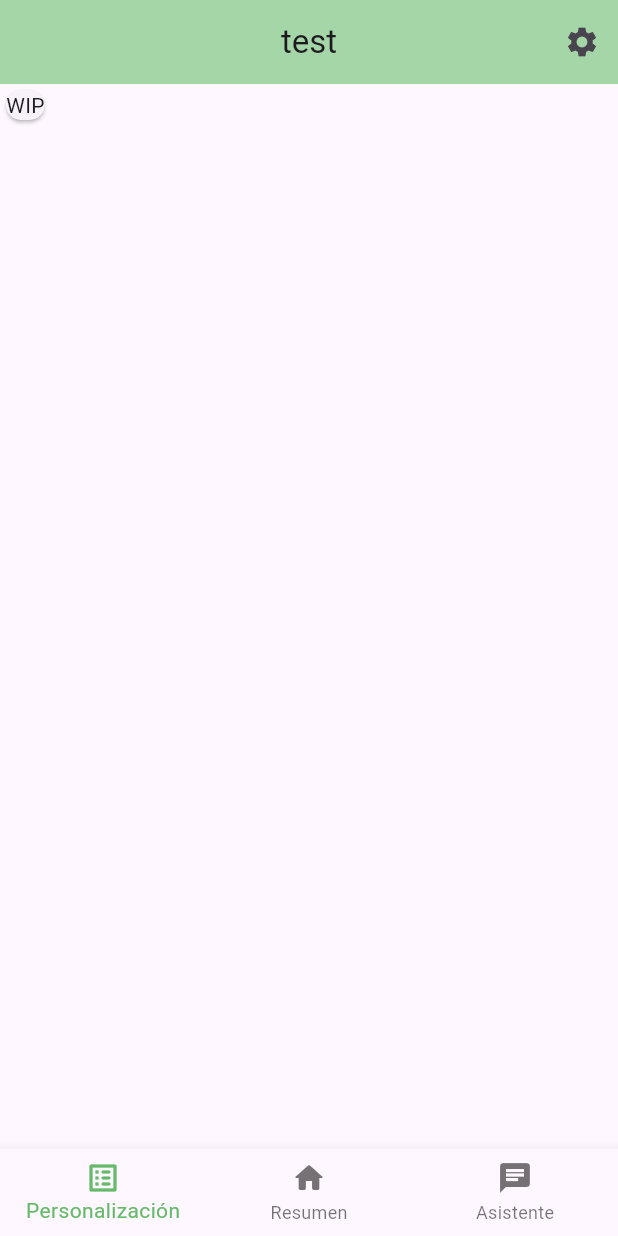
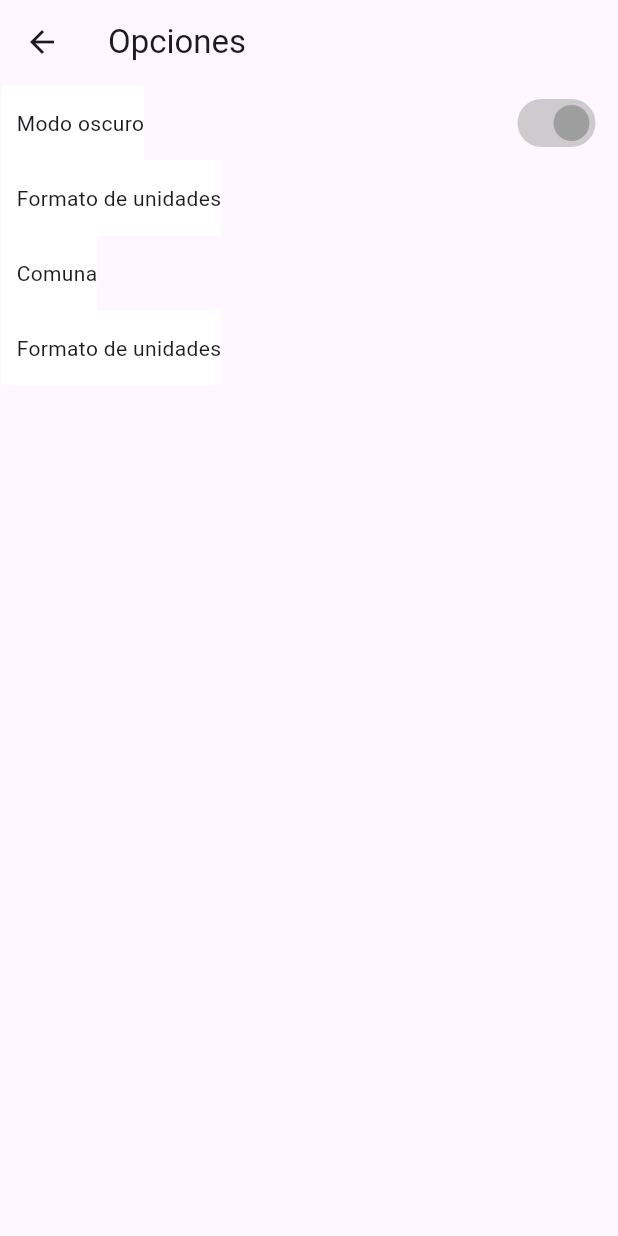
Before and after one commit to J4viersitoX/flutter-app, a Flutter app: the MainMenu screen opened directly, after a tap on the "settings" icon, on a phone screen of 412 x 824 dp. Run offline on Flutter 3.47's test engine with Material 3 defaults, Android fonts, the phone set to English and light mode, and no system bars.

Commit message:
Settings page updated

```diff
--- a/lib/main_menu.dart
+++ b/lib/main_menu.dart
@@ -1,4 +1,5 @@
 import 'package:flutter/material.dart';
+import 'package:flutter_app/settings.dart';
 
 class MainMenu extends StatefulWidget {
   const MainMenu({ super.key });
@@ -21,7 +22,12 @@ class _MainMenuState extends State<MainMenu> {
         actions: [
           IconButton(
             icon: const Icon(Icons.settings),
-            onPressed: () {},
+            onPressed: () {
+              Navigator.push(
+                context,
+                MaterialPageRoute(builder: (context) => Settings()),
+              );
+            },
           )
         ],
       ),
--- /dev/null
+++ b/lib/settings.dart
@@ -0,0 +1,110 @@
+import 'package:flutter/material.dart';
+import 'package:flutter_app/theme.dart';
+
+class Settings extends StatefulWidget {
+  const Settings({ super.key });
+
+  @override
+  State<Settings> createState() => _SettingsState();
+}
+
+class _SettingsState extends State<Settings> {
+  bool theme = true;
+  @override
+  Widget build(BuildContext context) {
+
+    return Scaffold(
+      appBar: AppBar(
+        title: Text('Opciones'),
+
+      ),
+      body: ListView(
+        padding: const EdgeInsets.all(1),
+        children: <Widget>[
+
+          Row(
+            mainAxisAlignment: MainAxisAlignment.spaceBetween,
+            children: [
+              Container(
+                padding: const EdgeInsets.only(left: 10),
+                height: 50,
+                color: Colors.white,
+                child: const Align(
+                  alignment: Alignment.centerLeft,
+                  child: Text(
+                    'Modo oscuro'
+                  ),
+                ),
+              ),
+              Container(
+                padding: const EdgeInsets.only(right: 10),
+                child: Align(
+                  alignment: Alignment.centerRight,
+                  child: Switch(
+                    // This bool value toggles the switch.
+                    value: theme,
+                    activeColor: Colors.grey,
+                    onChanged: (bool value) {
+                      // This is called when the user toggles the switch.
+                      setState(() {
+                        theme = value;
+                      });
+                    },
+                  )
+
+                )
+              )
+            ]
+          ),
+
+          Row(
+            children: [
+              Container(
+                padding: const EdgeInsets.only(left: 10),
+                height: 50,
+                color: Colors.white,
+                child: const Align(
+                  alignment: Alignment.centerLeft,
+                  child: Text(
+                    'Formato de unidades'
+                  ),
+                ),
+              ),
+            ],
+          ),
+
+          Row(
+            children: [
+              Container(
+                padding: const EdgeInsets.only(left: 10),
+                height: 50,
+                color: Colors.white,
+                child: const Align(
+                  alignment: Alignment.centerLeft,
+                  child: Text(
+                    'Comuna'
+                  ),
+                ),
+              ),
+            ],
+          ),
+          Row(
+            children: [
+              Container(
+                padding: const EdgeInsets.only(left: 10),
+                height: 50,
+                color: Colors.white,
+                child: const Align(
+                  alignment: Alignment.centerLeft,
+                  child: Text(
+                    'Formato de unidades'
+                  ),
+                ),
+              ),
+            ],
+          ),
+        ],
+      ),
+    );
+  }
+}
--- /dev/null
+++ b/lib/theme.dart
@@ -0,0 +1,29 @@
+import 'package:flutter/material.dart';
+
+ThemeData lightTheme = ThemeData(
+  brightness: Brightness.light,
+  useMaterial3: true,
+  textTheme: const TextTheme(
+    displayLarge: TextStyle(fontSize: 32, fontWeight: FontWeight.bold),
+    bodyLarge: TextStyle(fontSize: 18, color: Colors.black),
+  ),
+  appBarTheme: const AppBarTheme(
+    color: Colors.blue,
+    iconTheme: IconThemeData(color: Colors.white),
+  ),
+  colorScheme: ColorScheme.fromSeed(seedColor: Colors.blue),
+);
+
+ThemeData darkTheme = ThemeData(
+  brightness: Brightness.dark,
+  useMaterial3: true,
+  textTheme: const TextTheme(
+    displayLarge: TextStyle(fontSize: 32, fontWeight: FontWeight.bold),
+    bodyLarge: TextStyle(fontSize: 18, color: Colors.white),
+  ),
+  appBarTheme: const AppBarTheme(
+    color: Colors.blue,
+    iconTheme: IconThemeData(color: Colors.black),
+  ),
+  colorScheme: ColorScheme.fromSeed(seedColor: Colors.blue),
+);
```
